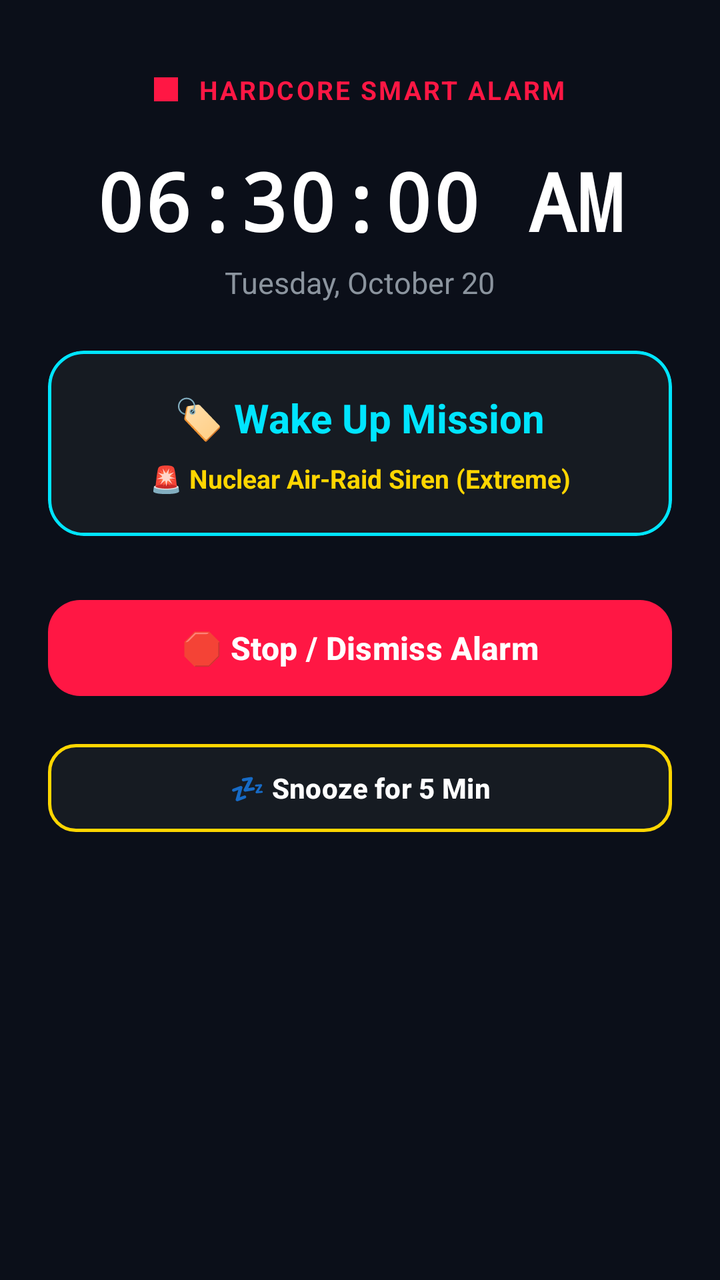
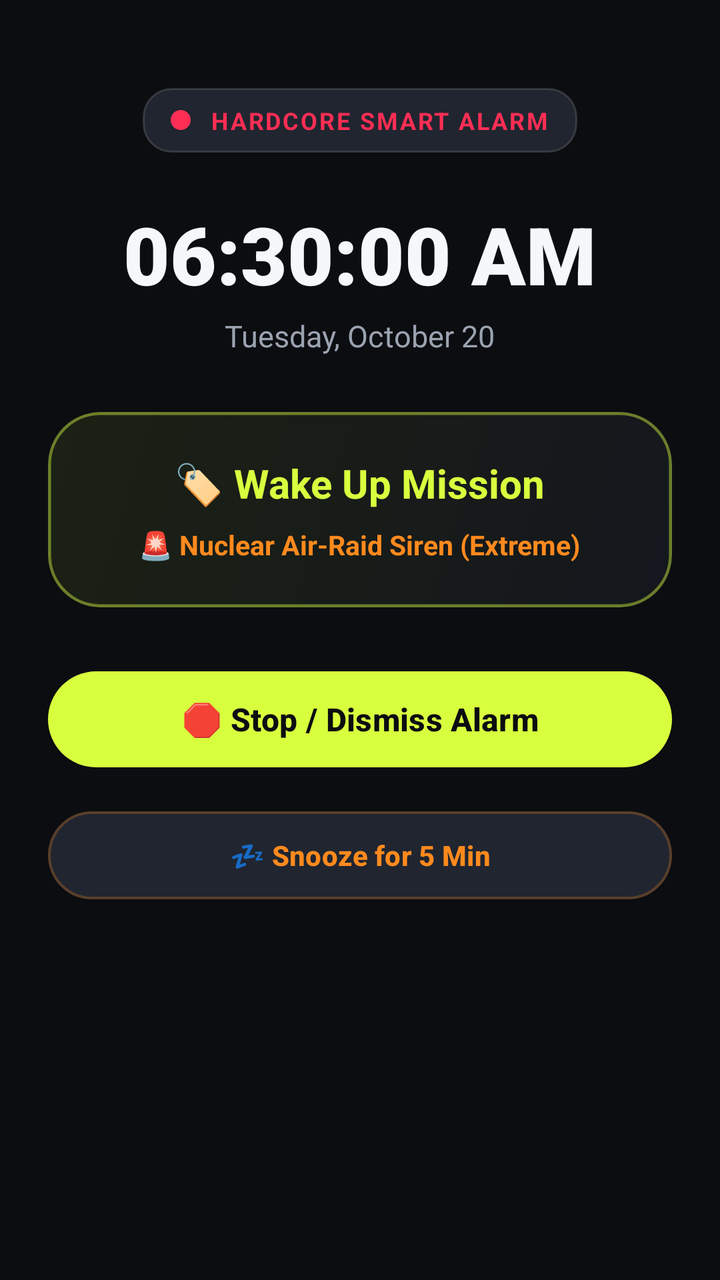

An Android layout rendered at two revisions. The XML below is the earlier revision; the diff shows what the commit changed to produce the second picture.
<!-- AndroidManifest.xml: activity theme Theme.Material3.Dark.NoActionBar -->
<!-- res/layout/activity_alarm_ringing.xml -->
<?xml version="1.0" encoding="utf-8"?>
<FrameLayout xmlns:android="http://schemas.android.com/apk/res/android"
    xmlns:app="http://schemas.android.com/apk/res-auto"
    android:id="@+id/layoutRingingRoot"
    android:layout_width="match_parent"
    android:layout_height="match_parent"
    android:background="@color/bg_primary"
    android:keepScreenOn="true">

    <ScrollView
        android:id="@+id/layoutStage1Container"
        android:layout_width="match_parent"
        android:layout_height="match_parent"
        android:fillViewport="true">

        <LinearLayout
            android:layout_width="match_parent"
            android:layout_height="wrap_content"
            android:gravity="center_horizontal"
            android:orientation="vertical"
            android:paddingHorizontal="24dp"
            android:paddingTop="36dp"
            android:paddingBottom="48dp">

            
            <LinearLayout
                android:layout_width="wrap_content"
                android:layout_height="wrap_content"
                android:gravity="center_vertical"
                android:orientation="horizontal">

                <View
                    android:id="@+id/viewRingingDot"
                    android:layout_width="12dp"
                    android:layout_height="12dp"
                    android:background="@drawable/ic_launcher_background"
                    android:backgroundTint="@color/accent_red" />

                <TextView
                    android:layout_width="wrap_content"
                    android:layout_height="wrap_content"
                    android:layout_marginStart="10dp"
                    android:text="HARDCORE SMART ALARM"
                    android:textColor="@color/accent_red"
                    android:textSize="13sp"
                    android:textStyle="bold"
                    android:letterSpacing="0.08" />
            </LinearLayout>

            
            <TextView
                android:id="@+id/tvClockLive"
                android:layout_width="wrap_content"
                android:layout_height="wrap_content"
                android:layout_marginTop="20dp"
                android:text="06:30:00 AM"
                android:textColor="@color/text_primary"
                android:textSize="40sp"
                android:textStyle="bold"
                android:fontFamily="monospace" />

            <TextView
                android:id="@+id/tvDateLive"
                android:layout_width="wrap_content"
                android:layout_height="wrap_content"
                android:layout_marginTop="4dp"
                android:text="Tuesday, October 20"
                android:textColor="@color/text_secondary"
                android:textSize="15sp" />

            
            <com.google.android.material.card.MaterialCardView
                android:layout_width="match_parent"
                android:layout_height="wrap_content"
                android:layout_marginTop="24dp"
                app:cardBackgroundColor="@color/surface_card"
                app:cardCornerRadius="18dp"
                app:cardElevation="0dp"
                app:strokeColor="@color/accent_neon_blue"
                app:strokeWidth="1.5dp">

                <LinearLayout
                    android:layout_width="match_parent"
                    android:layout_height="wrap_content"
                    android:orientation="vertical"
                    android:padding="20dp"
                    android:gravity="center">

                    <TextView
                        android:id="@+id/tvAlarmLabel"
                        android:layout_width="wrap_content"
                        android:layout_height="wrap_content"
                        android:text="🏷️ Wake Up Mission"
                        android:textColor="@color/accent_neon_blue"
                        android:textSize="20sp"
                        android:textStyle="bold"
                        android:gravity="center" />

                    <TextView
                        android:id="@+id/tvSoundTitle"
                        android:layout_width="wrap_content"
                        android:layout_height="wrap_content"
                        android:layout_marginTop="8dp"
                        android:text="🚨 Nuclear Air-Raid Siren (Extreme)"
                        android:textColor="@color/accent_yellow"
                        android:textSize="13sp"
                        android:textStyle="bold"
                        android:gravity="center" />

                    <TextView
                        android:id="@+id/tvAutoDeleteBadge"
                        android:layout_width="wrap_content"
                        android:layout_height="wrap_content"
                        android:layout_marginTop="8dp"
                        android:background="@drawable/bg_pill_version"
                        android:paddingHorizontal="10dp"
                        android:paddingVertical="4dp"
                        android:text="🗑️ Auto-Delete After Ringing"
                        android:textColor="@color/accent_red"
                        android:textSize="11sp"
                        android:textStyle="bold"
                        android:visibility="gone" />
                </LinearLayout>
            </com.google.android.material.card.MaterialCardView>

            
            <com.google.android.material.button.MaterialButton
                android:id="@+id/btnStopAlarm"
                android:layout_width="match_parent"
                android:layout_height="56dp"
                android:layout_marginTop="28dp"
                android:text="🛑 Stop / Dismiss Alarm"
                android:textColor="#FFFFFF"
                android:textStyle="bold"
                android:textSize="16sp"
                app:cornerRadius="16dp"
                app:backgroundTint="@color/accent_red" />

            
            <com.google.android.material.button.MaterialButton
                android:id="@+id/btnSnooze"
                android:layout_width="match_parent"
                android:layout_height="52dp"
                android:layout_marginTop="16dp"
                android:text="💤 Snooze for 5 Min"
                android:textColor="@color/text_primary"
                android:textStyle="bold"
                android:textSize="14sp"
                app:cornerRadius="14dp"
                app:strokeColor="@color/accent_yellow"
                app:strokeWidth="1.5dp"
                app:backgroundTint="@color/surface_card" />

            
            <com.google.android.material.button.MaterialButton
                android:id="@+id/btnEmergencyStop"
                android:layout_width="wrap_content"
                android:layout_height="40dp"
                android:layout_marginTop="20dp"
                android:text="🛑 Stop Test"
                android:textColor="@color/text_secondary"
                android:textSize="12sp"
                app:cornerRadius="10dp"
                app:strokeColor="@color/surface_variant"
                app:strokeWidth="1dp"
                app:backgroundTint="@color/bg_primary"
                android:visibility="gone" />

        </LinearLayout>
    </ScrollView>

</FrameLayout>
<!-- resources referenced by this layout -->
<resources>
  <color name="accent_neon_blue">#00E5FF</color>
  <color name="accent_red">#FF1744</color>
  <color name="accent_yellow">#FFD600</color>
  <color name="bg_primary">#0B0F19</color>
  <color name="surface_card">#161B22</color>
  <color name="surface_variant">#21262D</color>
  <color name="text_primary">#FFFFFF</color>
  <color name="text_secondary">#8B949E</color>
  <!-- drawable bg_pill_version (drawable) -->
  <?xml version="1.0" encoding="utf-8"?>
  <shape xmlns:android="http://schemas.android.com/apk/res/android"
      android:shape="rectangle">
      <corners android:radius="20dp" />
      <solid android:color="#1A00E5FF" />
      <stroke
          android:width="1dp"
          android:color="#4D00E5FF" />
  </shape>
  <!-- drawable ic_launcher_background (drawable) -->
  <?xml version="1.0" encoding="utf-8"?>
  <vector xmlns:android="http://schemas.android.com/apk/res/android"
      android:width="108dp"
      android:height="108dp"
      android:viewportWidth="108"
      android:viewportHeight="108">
      <path
          android:fillColor="#4F46E5"
          android:pathData="M0,0h108v108h-108z" />
  </vector>
</resources>

<!-- the commit's change to res/layout/activity_alarm_ringing.xml (unified diff, before → after) -->
@@ -4,7 +4,7 @@
     android:id="@+id/layoutRingingRoot"
     android:layout_width="match_parent"
     android:layout_height="match_parent"
-    android:background="@color/bg_primary"
+    android:background="@color/ig_bg_canvas"
     android:keepScreenOn="true">
 
     <ScrollView
@@ -19,30 +19,33 @@
             android:gravity="center_horizontal"
             android:orientation="vertical"
             android:paddingHorizontal="24dp"
-            android:paddingTop="36dp"
+            android:paddingTop="44dp"
             android:paddingBottom="48dp">
 
             
             <LinearLayout
                 android:layout_width="wrap_content"
                 android:layout_height="wrap_content"
+                android:background="@drawable/bg_input_surface"
                 android:gravity="center_vertical"
-                android:orientation="horizontal">
+                android:orientation="horizontal"
+                android:paddingHorizontal="14dp"
+                android:paddingVertical="8dp">
 
                 <View
                     android:id="@+id/viewRingingDot"
-                    android:layout_width="12dp"
-                    android:layout_height="12dp"
-                    android:background="@drawable/ic_launcher_background"
-                    android:backgroundTint="@color/accent_red" />
+                    android:layout_width="10dp"
+                    android:layout_height="10dp"
+                    android:background="@drawable/bg_day_circle_active"
+                    android:backgroundTint="@color/ig_accent_danger" />
 
                 <TextView
                     android:layout_width="wrap_content"
                     android:layout_height="wrap_content"
                     android:layout_marginStart="10dp"
                     android:text="HARDCORE SMART ALARM"
-                    android:textColor="@color/accent_red"
-                    android:textSize="13sp"
+                    android:textColor="@color/ig_accent_danger"
+                    android:textSize="12sp"
                     android:textStyle="bold"
                     android:letterSpacing="0.08" />
             </LinearLayout>
@@ -52,12 +55,12 @@
                 android:id="@+id/tvClockLive"
                 android:layout_width="wrap_content"
                 android:layout_height="wrap_content"
-                android:layout_marginTop="20dp"
+                android:layout_marginTop="24dp"
                 android:text="06:30:00 AM"
-                android:textColor="@color/text_primary"
+                android:textColor="@color/ig_text_primary"
                 android:textSize="40sp"
                 android:textStyle="bold"
-                android:fontFamily="monospace" />
+                android:fontFamily="sans-serif-black" />
 
             <TextView
                 android:id="@+id/tvDateLive"
@@ -65,25 +68,26 @@
                 android:layout_height="wrap_content"
                 android:layout_marginTop="4dp"
                 android:text="Tuesday, October 20"
-                android:textColor="@color/text_secondary"
+                android:textColor="@color/ig_text_secondary"
                 android:textSize="15sp" />
 
             
             <com.google.android.material.card.MaterialCardView
                 android:layout_width="match_parent"
                 android:layout_height="wrap_content"
-                android:layout_marginTop="24dp"
-                app:cardBackgroundColor="@color/surface_card"
-                app:cardCornerRadius="18dp"
+                android:layout_marginTop="28dp"
+                app:cardBackgroundColor="@color/ig_bg_card"
+                app:cardCornerRadius="26dp"
                 app:cardElevation="0dp"
-                app:strokeColor="@color/accent_neon_blue"
+                app:strokeColor="#40D8FF3E"
                 app:strokeWidth="1.5dp">
 
                 <LinearLayout
                     android:layout_width="match_parent"
                     android:layout_height="wrap_content"
+                    android:background="@drawable/bg_card_hero_accent"
                     android:orientation="vertical"
-                    android:padding="20dp"
+                    android:padding="22dp"
                     android:gravity="center">
 
                     <TextView
@@ -91,7 +95,7 @@
                         android:layout_width="wrap_content"
                         android:layout_height="wrap_content"
                         android:text="🏷️ Wake Up Mission"
-                        android:textColor="@color/accent_neon_blue"
+                        android:textColor="@color/ig_accent_primary"
                         android:textSize="20sp"
                         android:textStyle="bold"
                         android:gravity="center" />
@@ -102,8 +106,8 @@
                         android:layout_height="wrap_content"
                         android:layout_marginTop="8dp"
                         android:text="🚨 Nuclear Air-Raid Siren (Extreme)"
-                        android:textColor="@color/accent_yellow"
-                        android:textSize="13sp"
+                        android:textColor="@color/ig_accent_amber"
+                        android:textSize="13.5sp"
                         android:textStyle="bold"
                         android:gravity="center" />
 
@@ -111,12 +115,12 @@
                         android:id="@+id/tvAutoDeleteBadge"
                         android:layout_width="wrap_content"
                         android:layout_height="wrap_content"
-                        android:layout_marginTop="8dp"
-                        android:background="@drawable/bg_pill_version"
-                        android:paddingHorizontal="10dp"
+                        android:layout_marginTop="10dp"
+                        android:background="@drawable/bg_input_surface"
+                        android:paddingHorizontal="12dp"
                         android:paddingVertical="4dp"
                         android:text="🗑️ Auto-Delete After Ringing"
-                        android:textColor="@color/accent_red"
+                        android:textColor="@color/ig_accent_danger"
                         android:textSize="11sp"
                         android:textStyle="bold"
                         android:visibility="gone" />
@@ -130,26 +134,28 @@
                 android:layout_height="56dp"
                 android:layout_marginTop="28dp"
                 android:text="🛑 Stop / Dismiss Alarm"
-                android:textColor="#FFFFFF"
+                android:textAllCaps="false"
+                android:textColor="@color/ig_text_on_accent"
                 android:textStyle="bold"
                 android:textSize="16sp"
-                app:cornerRadius="16dp"
-                app:backgroundTint="@color/accent_red" />
+                app:cornerRadius="28dp"
+                app:backgroundTint="@color/ig_accent_primary" />
 
             
             <com.google.android.material.button.MaterialButton
                 android:id="@+id/btnSnooze"
                 android:layout_width="match_parent"
                 android:layout_height="52dp"
-                android:layout_marginTop="16dp"
+                android:layout_marginTop="14dp"
                 android:text="💤 Snooze for 5 Min"
-                android:textColor="@color/text_primary"
+                android:textAllCaps="false"
+                android:textColor="@color/ig_accent_amber"
                 android:textStyle="bold"
                 android:textSize="14sp"
-                app:cornerRadius="14dp"
-                app:strokeColor="@color/accent_yellow"
-                app:strokeWidth="1.5dp"
-                app:backgroundTint="@color/surface_card" />
+                app:cornerRadius="26dp"
+                app:strokeColor="#40FF8A1E"
+                app:strokeWidth="1.2dp"
+                app:backgroundTint="#202530" />
 
             
             <com.google.android.material.button.MaterialButton
@@ -158,12 +164,12 @@
                 android:layout_height="40dp"
                 android:layout_marginTop="20dp"
                 android:text="🛑 Stop Test"
-                android:textColor="@color/text_secondary"
+                android:textColor="@color/ig_text_secondary"
                 android:textSize="12sp"
-                app:cornerRadius="10dp"
-                app:strokeColor="@color/surface_variant"
+                app:cornerRadius="20dp"
+                app:strokeColor="@color/ig_border_subtle"
                 app:strokeWidth="1dp"
-                app:backgroundTint="@color/bg_primary"
+                app:backgroundTint="#202530"
                 android:visibility="gone" />
 
         </LinearLayout>
<!-- resource entries referenced after the edit -->
@@ -1,33 +1,43 @@
 <!-- resources referenced by this layout -->
 <resources>
-  <color name="accent_neon_blue">#00E5FF</color>
-  <color name="accent_red">#FF1744</color>
-  <color name="accent_yellow">#FFD600</color>
-  <color name="bg_primary">#0B0F19</color>
-  <color name="surface_card">#161B22</color>
-  <color name="surface_variant">#21262D</color>
-  <color name="text_primary">#FFFFFF</color>
-  <color name="text_secondary">#8B949E</color>
-  <!-- drawable bg_pill_version (drawable) -->
+  <color name="ig_accent_amber">#FF8A1E</color>
+  <color name="ig_accent_danger">#FF2E54</color>
+  <color name="ig_accent_primary">#D8FF3E</color>
+  <color name="ig_bg_canvas">#0B0D10</color>
+  <color name="ig_bg_card">#161920</color>
+  <color name="ig_border_subtle">#1FFFFFFF</color>
+  <color name="ig_text_on_accent">#0B0D10</color>
+  <color name="ig_text_primary">#F5F7FA</color>
+  <color name="ig_text_secondary">#9BA3B0</color>
+  <!-- drawable bg_card_hero_accent (drawable) -->
   <?xml version="1.0" encoding="utf-8"?>
   <shape xmlns:android="http://schemas.android.com/apk/res/android"
       android:shape="rectangle">
-      <corners android:radius="20dp" />
-      <solid android:color="#1A00E5FF" />
+      <gradient
+          android:angle="315"
+          android:endColor="#14171D"
+          android:startColor="#1B2114"
+          android:type="linear" />
+      <corners android:radius="26dp" />
+      <stroke
+          android:width="1.2dp"
+          android:color="#40D8FF3E" />
+  </shape>
+  <!-- drawable bg_day_circle_active (drawable) -->
+  <?xml version="1.0" encoding="utf-8"?>
+  <shape xmlns:android="http://schemas.android.com/apk/res/android"
+      android:shape="oval">
+      <solid android:color="#D8FF3E" />
+  </shape>
+  <!-- drawable bg_input_surface (drawable) -->
+  <?xml version="1.0" encoding="utf-8"?>
+  <shape xmlns:android="http://schemas.android.com/apk/res/android"
+      android:shape="rectangle">
+      <solid android:color="#202530" />
+      <corners android:radius="14dp" />
       <stroke
           android:width="1dp"
-          android:color="#4D00E5FF" />
+          android:color="#24FFFFFF" />
   </shape>
-  <!-- drawable ic_launcher_background (drawable) -->
-  <?xml version="1.0" encoding="utf-8"?>
-  <vector xmlns:android="http://schemas.android.com/apk/res/android"
-      android:width="108dp"
-      android:height="108dp"
-      android:viewportWidth="108"
-      android:viewportHeight="108">
-      <path
-          android:fillColor="#4F46E5"
-          android:pathData="M0,0h108v108h-108z" />
-  </vector>
 </resources>
 
